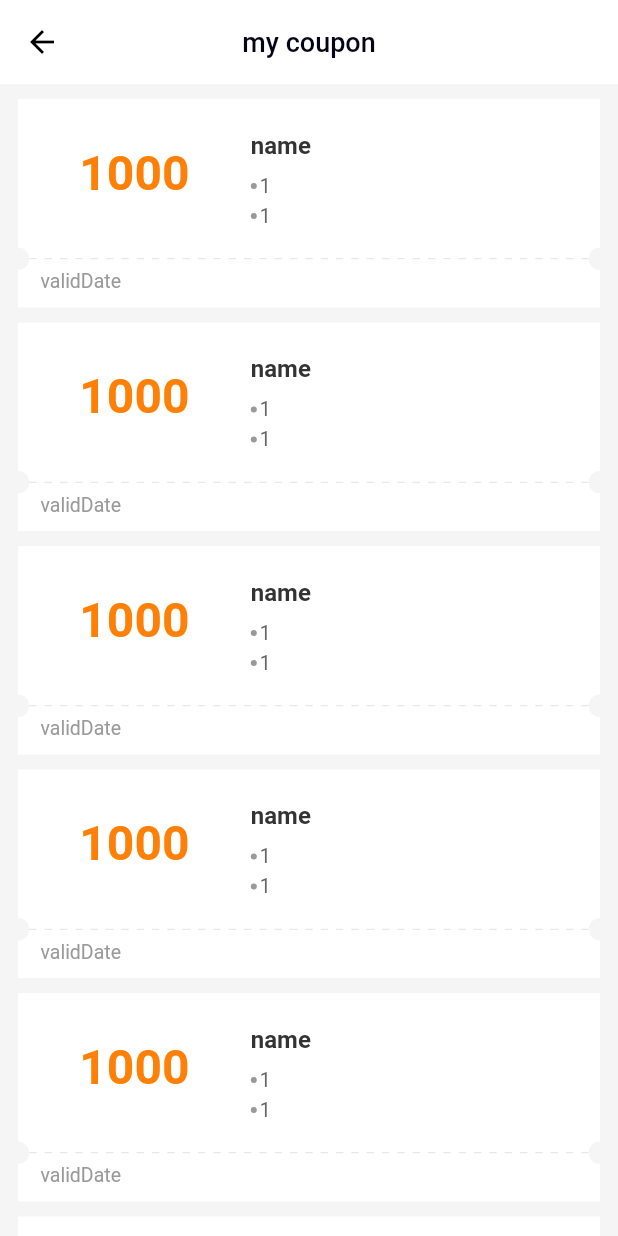
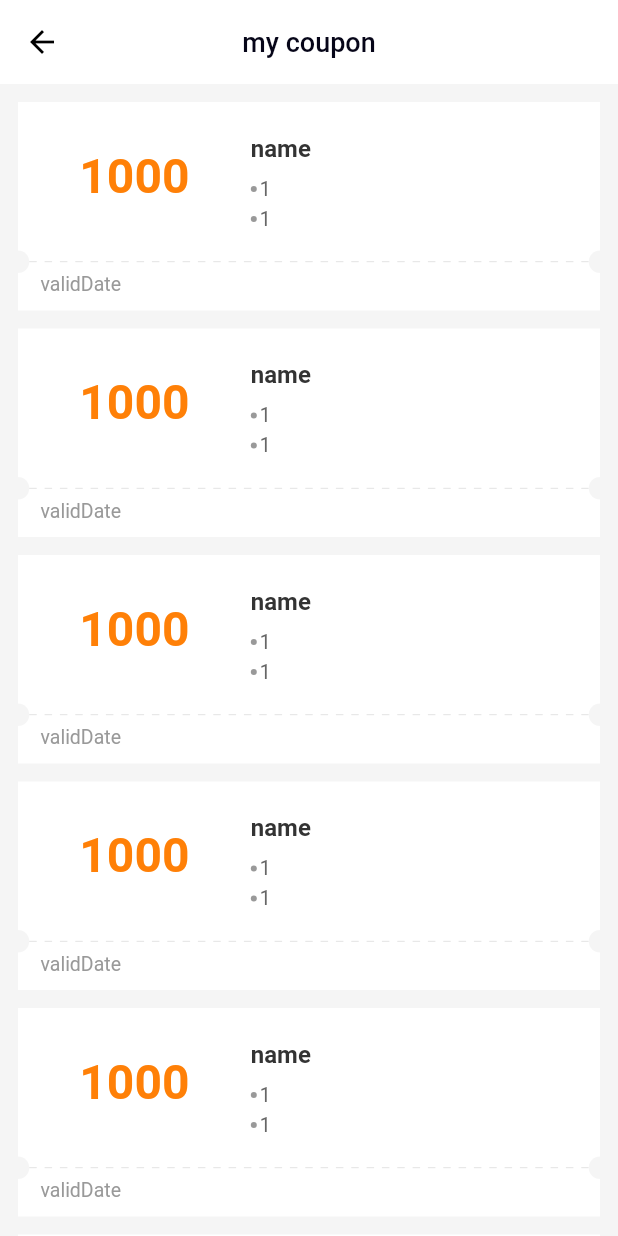
Before and after one commit to kdwu/flutter_practice, a Flutter app: the CouponsPage screen opened directly, on a phone screen of 412 x 824 dp. Run offline on Flutter 3.47's test engine with Material 2 defaults, Android fonts, the light colour scheme and no system bars.

Commit message:
代码提交

```diff
--- a/lib/navigator/tab_navigator.dart
+++ b/lib/navigator/tab_navigator.dart
@@ -16,8 +16,6 @@ class _TabNavigatorState extends State<TabNavigator> {
 
   int _currentIndex = 0;
   int _currentPage = 0;
-
-
 
   @override
   Widget build(BuildContext context) {
--- a/lib/pages/profile_page.dart
+++ b/lib/pages/profile_page.dart
@@ -1,5 +1,5 @@
 import 'package:flutter/material.dart';
-import 'package:flutter_pratice/pages/profilepages/coupons_page.dart';
+import 'package:flutter_pratice/pages/profile_pages/coupons_page.dart';
 
 class ProfilePage extends StatefulWidget {
   const ProfilePage({Key? key}) : super(key: key);
--- a/lib/pages/profilepages/coupons_page.dart
+++ b/lib/pages/profile_pages/coupons_page.dart
@@ -1,5 +1,5 @@
 import 'package:flutter/material.dart';
-import 'package:flutter_pratice/pages/profilepages/separator_widget.dart';
+import 'package:flutter_pratice/pages/profile_pages/separator_widget.dart';
 
 class CouponsPage extends StatefulWidget {
   const CouponsPage({Key? key}) : super(key: key);
@@ -61,7 +61,7 @@ class _CouponsPageState extends State<CouponsPage> {
               child: Stack(
                 children: <Widget>[
                   Container(
-                    margin: EdgeInsets.only(left: 12, top: 10, right: 12),
+                    margin: EdgeInsets.only(left: 12, top: 12, right: 12),
                     color: Colors.white,
                     child: Column(
                       children: <Widget>[
```
Also changed, not shown: lib/pages/profile_pages/separator_widget.dart (renamed from lib/pages/profilepages/separator_widget.dart).
